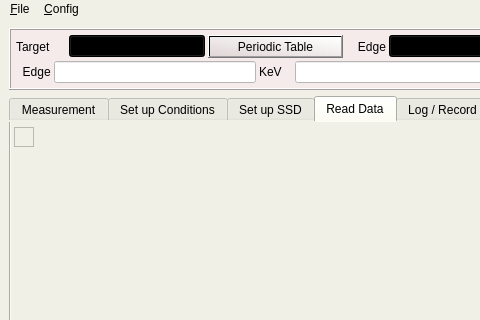
First picture: the form in MainWindow.ui, repository mtab3/xafsm2, before the edit; both pictures show x 0 to 480 and y 0 to 320 of the 795 by 893 pixel window.
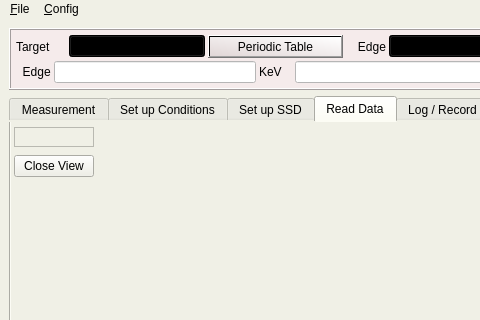
Second picture: the form after the edit. The open tabs and pages were chosen to show the change. Custom widgets are drawn as their Qt base class.

What changed in the file:
```diff
--- a/MainWindow.ui
+++ b/MainWindow.ui
@@ -4735,6 +4735,19 @@
         <property name="spacing">
          <number>1</number>
         </property>
+        <item row="10" column="2">
+         <spacer name="horizontalSpacer_10">
+          <property name="orientation">
+           <enum>Qt::Horizontal</enum>
+          </property>
+          <property name="sizeHint" stdset="0">
+           <size>
+            <width>40</width>
+            <height>20</height>
+           </size>
+          </property>
+         </spacer>
+        </item>
         <item row="9" column="0">
          <widget class="Data" name="Data010">
           <property name="frameShape">
@@ -4745,7 +4758,7 @@
           </property>
          </widget>
         </item>
-        <item row="10" column="0">
+        <item row="11" column="0">
          <spacer name="verticalSpacer_3">
           <property name="orientation">
            <enum>Qt::Vertical</enum>
@@ -4758,6 +4771,32 @@
           </property>
          </spacer>
         </item>
+        <item row="10" column="1">
+         <spacer name="horizontalSpacer_9">
+          <property name="orientation">
+           <enum>Qt::Horizontal</enum>
+          </property>
+          <property name="sizeHint" stdset="0">
+           <size>
+            <width>40</width>
+            <height>20</height>
+           </size>
+          </property>
+         </spacer>
+        </item>
+        <item row="2" column="1" colspan="2">
+         <spacer name="horizontalSpacer_8">
+          <property name="orientation">
+           <enum>Qt::Horizontal</enum>
+          </property>
+          <property name="sizeHint" stdset="0">
+           <size>
+            <width>40</width>
+            <height>20</height>
+           </size>
+          </property>
+         </spacer>
+        </item>
         <item row="5" column="0">
          <widget class="Data" name="Data006">
           <property name="frameShape">
@@ -4848,18 +4887,18 @@
           </property>
          </widget>
         </item>
-        <item row="2" column="1">
-         <spacer name="horizontalSpacer_8">
-          <property name="orientation">
-           <enum>Qt::Horizontal</enum>
+        <item row="10" column="0">
+         <widget class="QPushButton" name="CloseView">
+          <property name="sizePolicy">
+           <sizepolicy hsizetype="Maximum" vsizetype="Fixed">
+            <horstretch>0</horstretch>
+            <verstretch>0</verstretch>
+           </sizepolicy>
           </property>
-          <property name="sizeHint" stdset="0">
-           <size>
-            <width>40</width>
-            <height>20</height>
-           </size>
+          <property name="text">
+           <string>Close View</string>
           </property>
-         </spacer>
+         </widget>
         </item>
        </layout>
       </widget>
```
Left out of the diff: 2 changed lines with no effect on the pictures.
